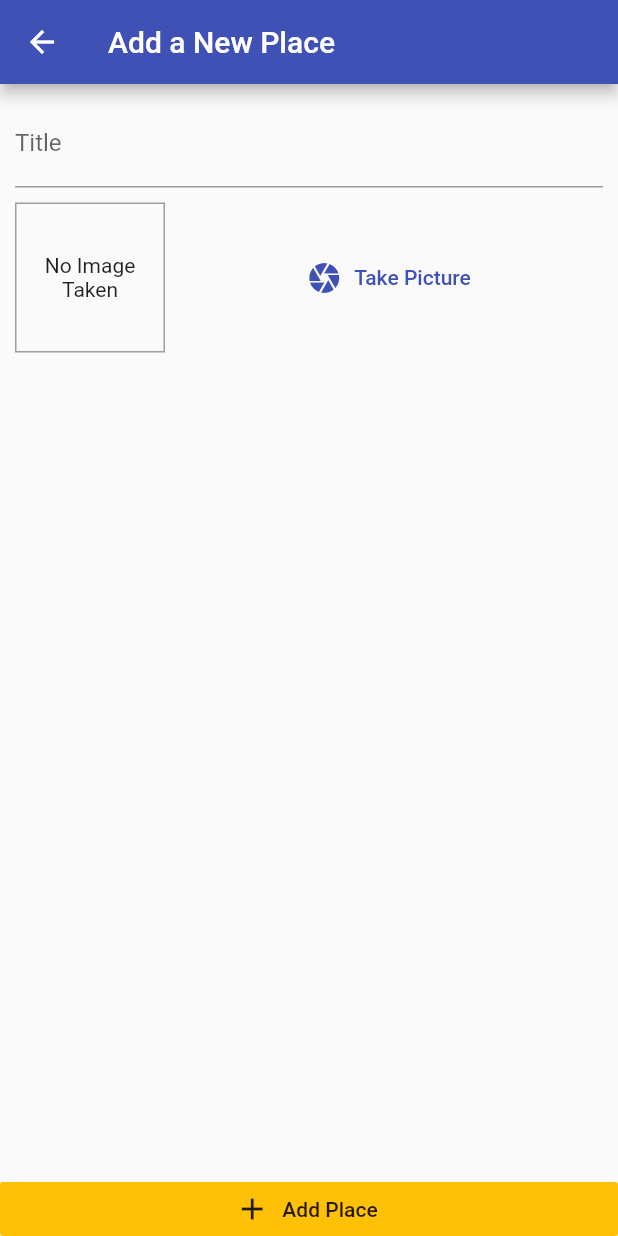
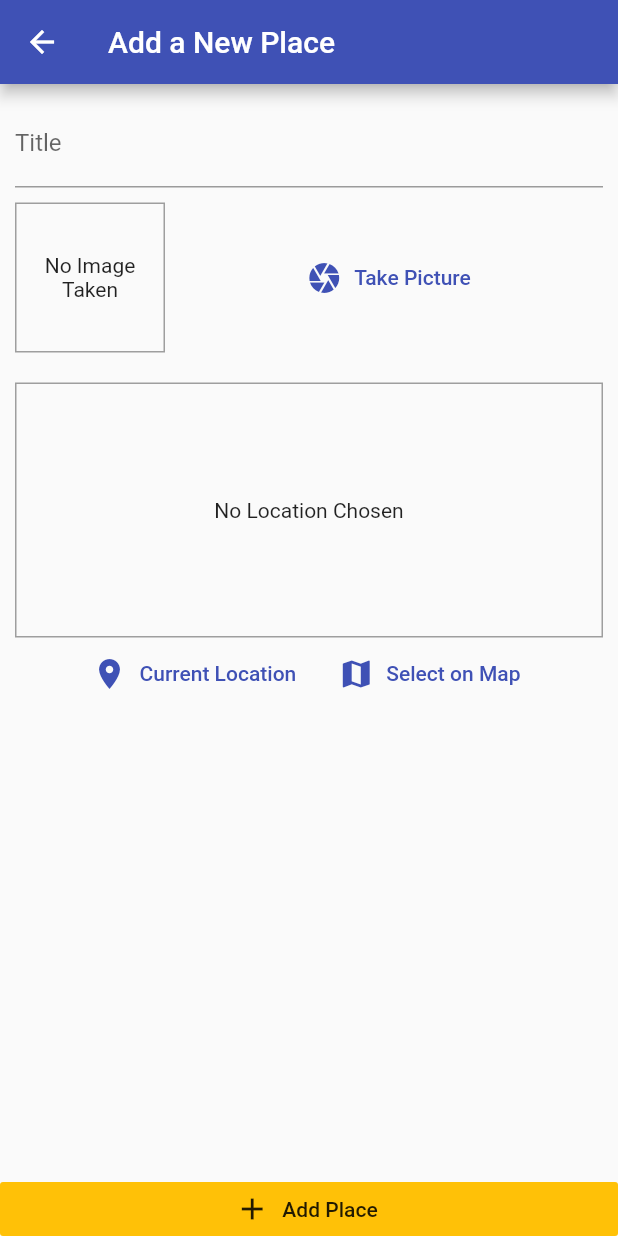
Before and after one commit to harleenkaurchadha/great_places_app, a Flutter app: the AddPlaceScreen screen opened by its route, on a phone screen of 412 x 824 dp. Run offline on Flutter 3.47's test engine with Material 2 defaults, Android fonts, the phone set to English and light mode, and no system bars; our stand-ins replace image_picker, sqflite; accounts and stored records are empty.

Commit message:
adding location input

```diff
--- a/lib/screens/add_place_screen.dart
+++ b/lib/screens/add_place_screen.dart
@@ -3,6 +3,7 @@ import 'package:flutter/material.dart';
 import 'package:provider/provider.dart';
 import '../providers/great_places.dart';
 import '../widgets/image_input.dart';
+import '../widgets/location_input.dart';
 
 class AddPlaceScreen extends StatefulWidget{
   static const routeName = '/add-place';
@@ -52,6 +53,8 @@ class _AddPlaceScreenState extends State<AddPlaceScreen> {
                    ),
                    SizedBox(height: 10,),
                    ImageInput(_selectImage),
+                   SizedBox(height: 20,),
+                   LocationInput(),
                  ],
                ),
              ),
--- /dev/null
+++ b/lib/widgets/location_input.dart
@@ -0,0 +1,54 @@
+import 'package:flutter/cupertino.dart';
+import 'package:flutter/material.dart';
+
+class LocationInput extends StatefulWidget{
+  @override
+  _LocationInputState createState() => _LocationInputState();
+}
+
+class _LocationInputState extends State<LocationInput> {
+  String _previewImageUrl;                                        //utilizing google image will be created on the fly with url
+
+  Widget build(BuildContext context){
+    return Column(
+      children: [
+        Container(
+          height: 170,
+          width: double.infinity,
+          alignment: Alignment.center,
+          child: _previewImageUrl == null
+              ? Text('No Location Chosen',
+             textAlign: TextAlign.center,
+          )
+          : Image.network(_previewImageUrl,
+          fit: BoxFit.cover,
+            width: double.infinity,
+          ),
+          decoration: BoxDecoration(
+            border: Border.all(
+            color: Colors.grey,
+            width: 1,
+            ),
+          ),
+        ),
+        Row(
+          mainAxisAlignment: MainAxisAlignment.center,
+          children: [
+            FlatButton.icon(
+                icon: Icon(Icons.location_on),
+                label: Text('Current Location'),
+                textColor: Theme.of(context).primaryColor,
+                onPressed: (){},
+            ),
+            FlatButton.icon(
+              icon: Icon(Icons.map),
+              label: Text('Select on Map'),
+              textColor: Theme.of(context).primaryColor,
+              onPressed: (){},
+            ),
+          ],
+        ),
+      ],
+    );
+  }
+}
--- a/pubspec.yaml
+++ b/pubspec.yaml
@@ -28,6 +28,8 @@ dependencies:
   path_provider: ^1.6.16
   path: ^1.7.0
   sqflite: ^1.3.1+1
+  location: ^3.0.2
+
 
 
 
```
Also changed, not shown: pubspec.lock.
